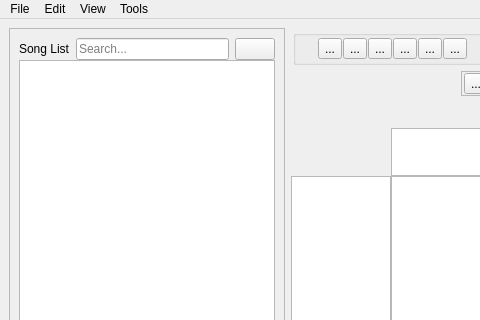
garakmon/gtm, file src/ui/mainwindow.ui: the form before one commit; both pictures show x 0 to 480 and y 0 to 320 of the 1220 by 811 pixel window.
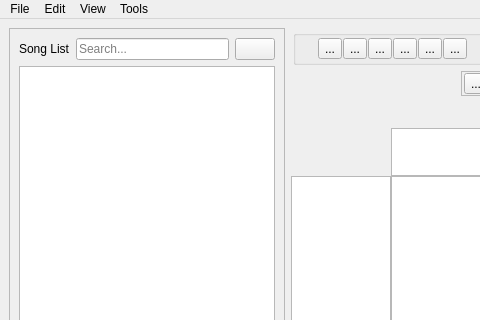
The form after the commit. Icons and pictures are not drawn. Custom widgets are drawn as their Qt base class.

What changed in the file:
```diff
--- a/src/ui/mainwindow.ui
+++ b/src/ui/mainwindow.ui
@@ -1745,7 +1745,7 @@
       </property>
       <layout class="QVBoxLayout" name="verticalLayout">
        <property name="spacing">
-        <number>0</number>
+        <number>-1</number>
        </property>
        <item>
         <widget class="QFrame" name="frame_SongList_label_searchbar">
```
Left out of the diff: 6 changed lines with no effect on the pictures.
